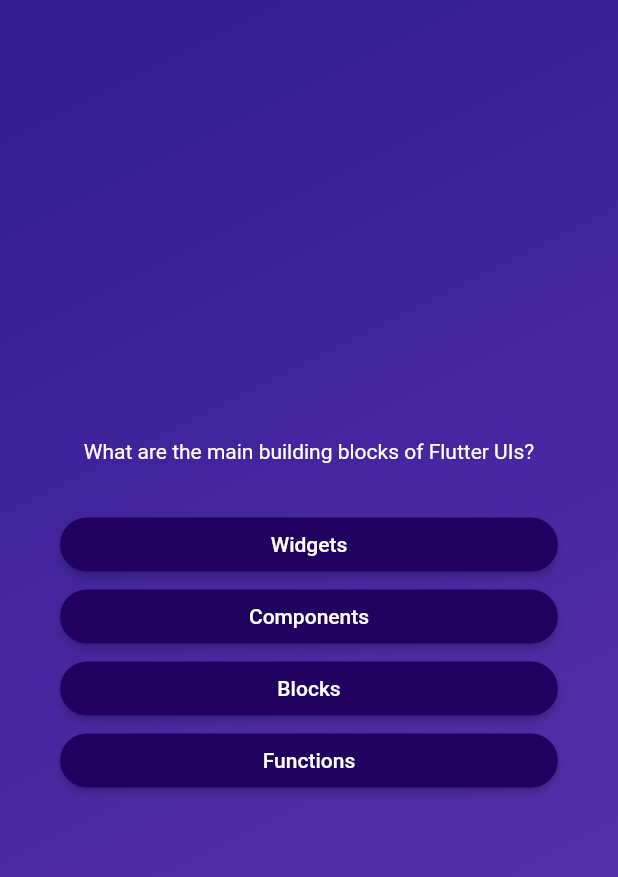
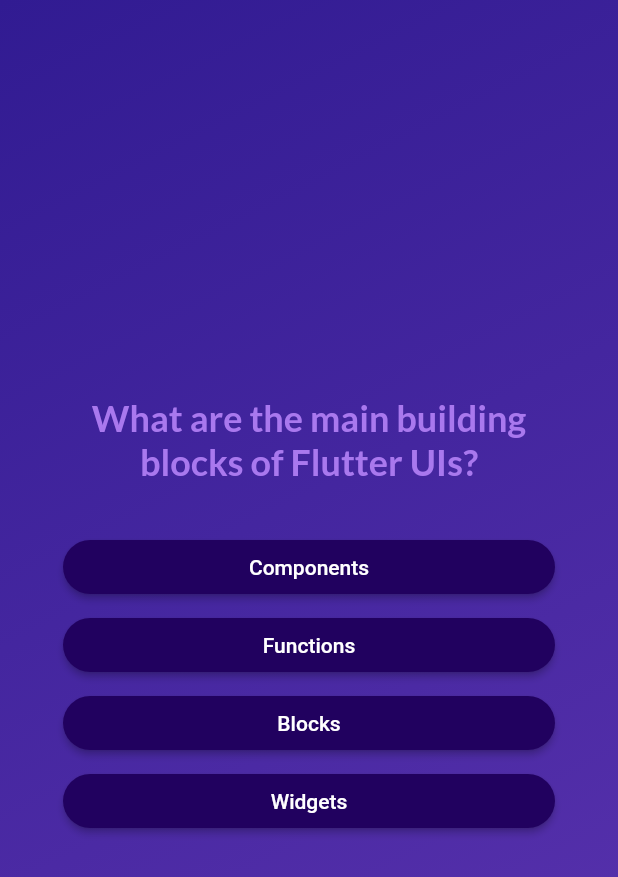
Before and after one commit to prajwal98/flutter_quiz_app, a Flutter app: the screen it shows after launch, after a tap on "Start Quiz", on a phone screen of 412 x 824 dp. Shown: the top 877 px of the screen. Run offline on Flutter 3.47's test engine with Material 2 defaults, Android fonts, the phone set to English and light mode, and no system bars; our stand-ins replace google_fonts.

Commit message:
added google fonts package and completed with the quiz summary screen and cleaning up the code and creating separate widget for summary item and question identifier

```diff
--- a/lib/answer_button.dart
+++ b/lib/answer_button.dart
@@ -12,17 +12,26 @@ class AnswerButton extends StatelessWidget {
 
   @override
   Widget build(BuildContext context) {
-    return ElevatedButton(
-      onPressed: onTap,
-      style: ElevatedButton.styleFrom(
-        padding: const EdgeInsets.symmetric(horizontal: 40, vertical: 10),
-        shape: RoundedRectangleBorder(
-          borderRadius: BorderRadius.circular(40),
+    return Container(
+      margin: const EdgeInsets.all(2),
+      child: ElevatedButton(
+        onPressed: onTap,
+        style: ElevatedButton.styleFrom(
+          padding: const EdgeInsets.symmetric(
+            vertical: 10,
+            horizontal: 40,
+          ),
+          backgroundColor: const Color.fromARGB(255, 33, 1, 95),
+          foregroundColor: Colors.white,
+          shape: RoundedRectangleBorder(
+            borderRadius: BorderRadius.circular(40),
+          ),
         ),
-        backgroundColor: const Color.fromARGB(255, 33, 1, 95),
-        foregroundColor: Colors.white,
+        child: Text(
+          answerText,
+          textAlign: TextAlign.center,
+        ),
       ),
-      child: Text(answerText),
     );
   }
 }
--- a/lib/models/quiz_question.dart
+++ b/lib/models/quiz_question.dart
@@ -3,4 +3,10 @@ class QuizQuestion {
 
   final String text;
   final List<String> answerText;
+
+  List<String> getShuffeldAnswer() {
+    final shuffledList = List.of(answerText);
+    shuffledList.shuffle();
+    return shuffledList;
+  }
 }
--- a/lib/question_screen.dart
+++ b/lib/question_screen.dart
@@ -1,10 +1,13 @@
 import 'package:flutter/material.dart';
+import 'package:google_fonts/google_fonts.dart';
 import 'package:quiz_app/answer_button.dart';
 
 import 'package:quiz_app/data/questions.dart';
 
 class QuestionScreen extends StatefulWidget {
-  const QuestionScreen({super.key});
+  const QuestionScreen(this.onChoosenAnswer, {super.key});
+
+  final void Function(String choosenAnswer) onChoosenAnswer;
   @override
   State<QuestionScreen> createState() {
     return _QuestionScreenState();
@@ -12,9 +15,18 @@ class QuestionScreen extends StatefulWidget {
 }
 
 class _QuestionScreenState extends State<QuestionScreen> {
-  var currentQuestion = questions[0];
+  var currentQuestionIndex = 0;
+
+  void answerQuestion(String answerText) {
+    widget.onChoosenAnswer(answerText);
+    setState(() {
+      currentQuestionIndex++;
+    });
+  }
+
   @override
   Widget build(context) {
+    final currentQuestion = questions[currentQuestionIndex];
     return SizedBox(
       width: double.infinity,
       child: Container(
@@ -25,14 +37,22 @@ class _QuestionScreenState extends State<QuestionScreen> {
           children: [
             Text(
               currentQuestion.text,
-              style: const TextStyle(color: Colors.white),
+              style: GoogleFonts.lato(
+                color: const Color.fromARGB(255, 169, 120, 238),
+                fontSize: 24,
+                fontWeight: FontWeight.bold,
+              ),
               textAlign: TextAlign.center,
             ),
             const SizedBox(
               height: 30,
             ),
-            ...currentQuestion.answerText.map((answer) {
-              return AnswerButton(answerText: answer, onTap: () {});
+            ...currentQuestion.getShuffeldAnswer().map((answer) {
+              return AnswerButton(
+                  answerText: answer,
+                  onTap: () {
+                    answerQuestion(answer);
+                  });
             })
           ],
         ),
--- a/lib/quiz.dart
+++ b/lib/quiz.dart
@@ -1,5 +1,7 @@
 import 'package:flutter/material.dart';
+import 'package:quiz_app/data/questions.dart';
 import 'package:quiz_app/question_screen.dart';
+import 'package:quiz_app/result_screen.dart';
 
 import 'package:quiz_app/start_screen.dart';
 
@@ -11,16 +13,47 @@ class Quiz extends StatefulWidget {
 }
 
 class _QuizState extends State<Quiz> {
+  List<String> selectedAnswers = [];
   var activeScreen = 'start-screen';
 
   void switchScreen() {
     setState(() {
-      activeScreen = 'question-screen';
+      activeScreen = 'questions-screen';
+    });
+  }
+
+  void chooseAnswer(String answer) {
+    selectedAnswers.add(answer);
+
+    if (selectedAnswers.length == questions.length) {
+      setState(() {
+        activeScreen = 'results-screen';
+      });
+    }
+  }
+
+  void restartQuiz() {
+    setState(() {
+      selectedAnswers = [];
+      activeScreen = 'questions-screen';
     });
   }
 
   @override
   Widget build(context) {
+    Widget currentScreen = StartScreen(switchScreen);
+
+    if (activeScreen == 'questions-screen') {
+      currentScreen = QuestionScreen(chooseAnswer);
+    }
+
+    if (activeScreen == 'results-screen') {
+      currentScreen = ResultScreen(
+        chosenAnswers: selectedAnswers,
+        onResetQuiz: restartQuiz,
+      );
+    }
+
     return MaterialApp(
       home: Scaffold(
         body: Container(
@@ -31,9 +64,7 @@ class _QuizState extends State<Quiz> {
               end: Alignment.bottomRight,
             ),
           ),
-          child: activeScreen == 'start-screen'
-              ? StartScreen(switchScreen)
-              : const QuestionScreen(),
+          child: currentScreen,
         ),
       ),
     );
--- a/pubspec.yaml
+++ b/pubspec.yaml
@@ -35,6 +35,7 @@ dependencies:
   # The following adds the Cupertino Icons font to your application.
   # Use with the CupertinoIcons class for iOS style icons.
   cupertino_icons: ^1.0.2
+  google_fonts: ^5.1.0
 
 dev_dependencies:
   flutter_test:
```
Also changed, not shown: lib/questions_summary/questions_identifier.dart (added, +33 -0 lines), lib/questions_summary/questions_summary.dart (added, +26 -0 lines), lib/questions_summary/summary_item.dart (added, +55 -0 lines), lib/result_screen.dart (added, +70 -0 lines), pubspec.lock, 1 other file.
